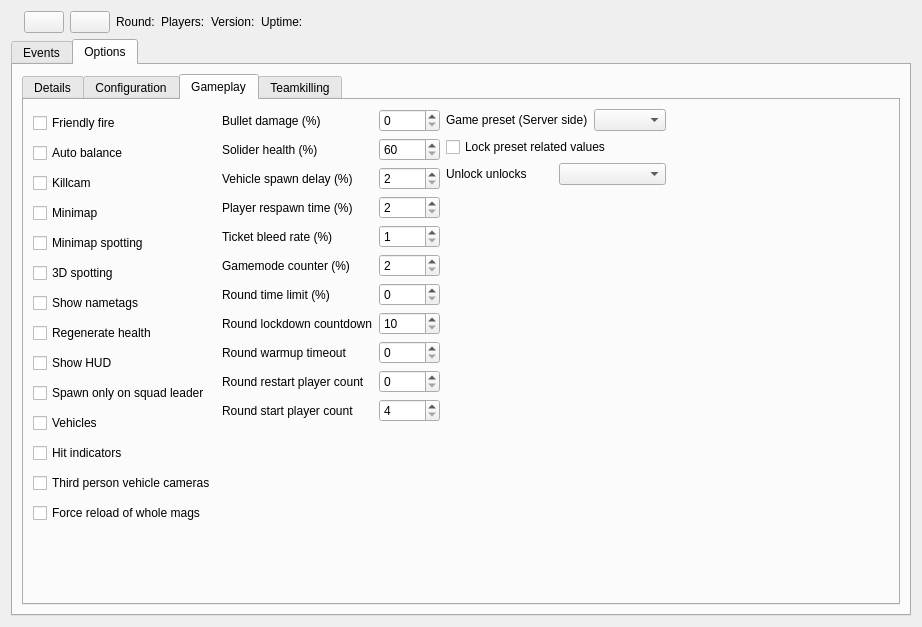
OpenRcon/OpenRcon, file client/bf4/BF4Widget.ui: the form before one commit.
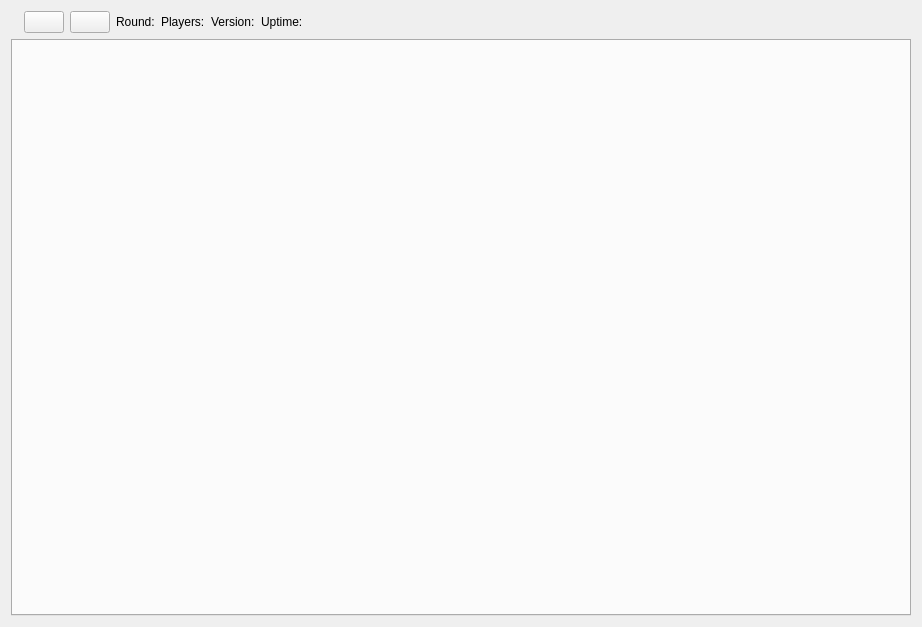
The form after the commit. The open tabs and pages were chosen to show the change. Icons and pictures are not drawn.

Patch:
```diff
--- a/client/bf4/BF4Widget.ui
+++ b/client/bf4/BF4Widget.ui
@@ -108,800 +108,6 @@
      <property name="documentMode">
       <bool>false</bool>
      </property>
-     <widget class="QWidget" name="tab_ev">
-      <attribute name="title">
-       <string>Events</string>
-      </attribute>
-      <layout class="QGridLayout" name="gridLayout_4">
-       <item row="0" column="0">
-        <widget class="QTableWidget" name="tableWidget_ev_events">
-         <property name="editTriggers">
-          <set>QAbstractItemView::NoEditTriggers</set>
-         </property>
-         <property name="selectionMode">
-          <enum>QAbstractItemView::SingleSelection</enum>
-         </property>
-         <property name="selectionBehavior">
-          <enum>QAbstractItemView::SelectRows</enum>
-         </property>
-         <attribute name="horizontalHeaderHighlightSections">
-          <bool>false</bool>
-         </attribute>
-         <attribute name="horizontalHeaderStretchLastSection">
-          <bool>true</bool>
-         </attribute>
-         <attribute name="verticalHeaderVisible">
-          <bool>false</bool>
-         </attribute>
-         <attribute name="verticalHeaderHighlightSections">
-          <bool>false</bool>
-         </attribute>
-         <column>
-          <property name="text">
-           <string>Time</string>
-          </property>
-         </column>
-         <column>
-          <property name="text">
-           <string>Event</string>
-          </property>
-         </column>
-         <column>
-          <property name="text">
-           <string>Message</string>
-          </property>
-         </column>
-        </widget>
-       </item>
-      </layout>
-     </widget>
-     <widget class="QWidget" name="tab_op">
-      <attribute name="icon">
-       <iconset>
-        <normaloff>:/icons/images/icons/options.png</normaloff>:/icons/images/icons/options.png</iconset>
-      </attribute>
-      <attribute name="title">
-       <string>Options</string>
-      </attribute>
-      <layout class="QGridLayout" name="gridLayout_8">
-       <item row="0" column="0">
-        <widget class="QTabWidget" name="tabWidget_op">
-         <property name="currentIndex">
-          <number>0</number>
-         </property>
-         <widget class="QWidget" name="tab_so_de">
-          <attribute name="title">
-           <string>Details</string>
-          </attribute>
-          <layout class="QGridLayout" name="gridLayout_9">
-           <item row="0" column="0">
-            <layout class="QFormLayout" name="formLayout_5">
-             <item row="0" column="0">
-              <widget class="QLabel" name="label_op_so_serverName">
-               <property name="text">
-                <string>Name</string>
-               </property>
-              </widget>
-             </item>
-             <item row="0" column="1">
-              <widget class="QLineEdit" name="lineEdit_op_so_serverName">
-               <property name="placeholderText">
-                <string>Enter a servername, this name is used in Battlelog.</string>
-               </property>
-              </widget>
-             </item>
-             <item row="1" column="0">
-              <widget class="QLabel" name="label_op_so_serverDescription">
-               <property name="text">
-                <string>Description</string>
-               </property>
-              </widget>
-             </item>
-             <item row="1" column="1">
-              <widget class="QTextEdit" name="textEdit_op_so_serverDescription">
-               <property name="placeholderText">
-                <string>Enter a server description, this description is displayed on the loading screen.</string>
-               </property>
-              </widget>
-             </item>
-             <item row="2" column="0">
-              <widget class="QLabel" name="label_op_so_serverMessage">
-               <property name="text">
-                <string>Message</string>
-               </property>
-              </widget>
-             </item>
-             <item row="2" column="1">
-              <widget class="QLineEdit" name="lineEdit_op_so_serverMessage">
-               <property name="placeholderText">
-                <string>Enther a massage here, this message is shown to player on join.</string>
-               </property>
-              </widget>
-             </item>
-            </layout>
-           </item>
-           <item row="0" column="1">
-            <spacer name="horizontalSpacer_2">
-             <property name="orientation">
-              <enum>Qt::Horizontal</enum>
-             </property>
-             <property name="sizeHint" stdset="0">
-              <size>
-               <width>422</width>
-               <height>168</height>
-              </size>
-             </property>
-            </spacer>
-           </item>
-           <item row="1" column="0">
-            <spacer name="verticalSpacer_3">
-             <property name="orientation">
-              <enum>Qt::Vertical</enum>
-             </property>
-             <property name="sizeHint" stdset="0">
-              <size>
-               <width>208</width>
-               <height>164</height>
-              </size>
-             </property>
-            </spacer>
-           </item>
-          </layout>
-         </widget>
-         <widget class="QWidget" name="tab_so_co">
-          <attribute name="title">
-           <string>Configuration</string>
-          </attribute>
-          <layout class="QGridLayout" name="gridLayout_13">
-           <item row="1" column="0">
-            <layout class="QFormLayout" name="formLayout_7">
-             <item row="0" column="0">
-              <widget class="QLabel" name="label_so_co_gamePassword">
-               <property name="text">
-                <string>Game password</string>
-               </property>
-              </widget>
-             </item>
-             <item row="0" column="1">
-              <widget class="QLineEdit" name="lineEdit_so_co_gamePassword">
-               <property name="echoMode">
-                <enum>QLineEdit::Password</enum>
-               </property>
-              </widget>
-             </item>
-             <item row="1" column="0">
-              <widget class="QLabel" name="label_so_co_adminPassword">
-               <property name="text">
-                <string>Admin password</string>
-               </property>
-              </widget>
-             </item>
-             <item row="1" column="1">
-              <widget class="QLineEdit" name="lineEdit_so_co_adminPassword">
-               <property name="echoMode">
-                <enum>QLineEdit::Password</enum>
-               </property>
-              </widget>
-             </item>
-            </layout>
-           </item>
-           <item row="1" column="1">
-            <spacer name="verticalSpacer_12">
-             <property name="orientation">
-              <enum>Qt::Vertical</enum>
-             </property>
-             <property name="sizeHint" stdset="0">
-              <size>
-               <width>20</width>
-               <height>98</height>
-              </size>
-             </property>
-            </spacer>
-           </item>
-           <item row="2" column="0">
-            <spacer name="verticalSpacer_6">
-             <property name="orientation">
-              <enum>Qt::Vertical</enum>
-             </property>
-             <property name="sizeHint" stdset="0">
-              <size>
-               <width>20</width>
-               <height>198</height>
-              </size>
-             </property>
-            </spacer>
-           </item>
-           <item row="0" column="0">
-            <layout class="QFormLayout" name="formLayout_4">
-             <item row="0" column="0">
-              <widget class="QLabel" name="label_so_co_serverTypeText">
-               <property name="text">
-                <string>Servertype</string>
-               </property>
-              </widget>
-             </item>
-             <item row="0" column="1">
-              <widget class="QLabel" name="label_so_co_serverType">
-               <property name="text">
-                <string/>
-               </property>
-              </widget>
-             </item>
-             <item row="1" column="0">
-              <widget class="QCheckBox" name="checkBox_so_co_punkBuster">
-               <property name="text">
-                <string>PunkBuster</string>
-               </property>
-              </widget>
-             </item>
-             <item row="1" column="1">
-              <widget class="QCheckBox" name="checkBox_so_co_fairFight">
-               <property name="text">
-                <string>FairFight</string>
-               </property>
-              </widget>
-             </item>
-             <item row="3" column="0">
-              <layout class="QHBoxLayout" name="horizontalLayout_4">
-               <item>
-                <widget class="QLabel" name="label_so_co_maxSpectators">
-                 <property name="text">
-                  <string>Spectator limit</string>
-                 </property>
-                </widget>
-               </item>
-               <item>
-                <widget class="QSpinBox" name="spinBox_so_co_maxSpectators"/>
-               </item>
-              </layout>
-             </item>
-             <item row="3" column="1">
-              <widget class="QCheckBox" name="checkBox_so_co_alwaysAllowSpectators">
-               <property name="text">
-                <string>Public spectators</string>
-               </property>
-              </widget>
-             </item>
-             <item row="2" column="0">
-              <layout class="QHBoxLayout" name="horizontalLayout">
-               <item>
-                <widget class="QLabel" name="label_so_co_maxPlayers">
-                 <property name="text">
-                  <string>Player limit</string>
-                 </property>
-                </widget>
-               </item>
-               <item>
-                <widget class="QSpinBox" name="spinBox_so_co_maxPlayers"/>
-               </item>
-              </layout>
-             </item>
-            </layout>
-           </item>
-           <item row="0" column="1">
-            <layout class="QFormLayout" name="formLayout_6">
-             <item row="0" column="0">
-              <widget class="QCheckBox" name="checkBox_so_co_idleTimeout">
-               <property name="text">
-                <string>Disable idle kick</string>
-               </property>
-              </widget>
-             </item>
-             <item row="0" column="1">
-              <widget class="QSpinBox" name="spinBox_so_co_idleTimeout">
-               <property name="minimum">
-                <number>0</number>
-               </property>
-               <property name="maximum">
-                <number>86400</number>
-               </property>
-              </widget>
-             </item>
-             <item row="2" column="0" colspan="2">
-              <widget class="QCheckBox" name="checkBox_so_co_aggressiveJoin">
-               <property name="text">
-                <string>Aggresive join</string>
-               </property>
-              </widget>
-             </item>
-             <item row="3" column="0" colspan="2">
-              <widget class="QCheckBox" name="checkBox_so_co_commander">
-               <property name="text">
-                <string>Commander</string>
-               </property>
-              </widget>
-             </item>
-             <item row="1" column="0">
-              <widget class="QCheckBox" name="checkBox_so_co_idleBanRounds">
-               <property name="text">
-                <string>Disable idle ban</string>
-               </property>
-              </widget>
-             </item>
-             <item row="1" column="1">
-              <widget class="QSpinBox" name="spinBox_so_co_idleBanRounds"/>
-             </item>
-            </layout>
-           </item>
-           <item row="0" column="2">
-            <spacer name="horizontalSpacer_6">
-             <property name="orientation">
-              <enum>Qt::Horizontal</enum>
-             </property>
-             <property name="sizeHint" stdset="0">
-              <size>
-               <width>438</width>
-               <height>20</height>
-              </size>
-             </property>
-            </spacer>
-           </item>
-          </layout>
-         </widget>
-         <widget class="QWidget" name="tab_so_gp">
-          <attribute name="title">
-           <string>Gameplay</string>
-          </attribute>
-          <layout class="QGridLayout" name="gridLayout_17">
-           <item row="0" column="1" rowspan="3">
-            <layout class="QFormLayout" name="formLayout_11">
-             <item row="3" column="0">
-              <widget class="QLabel" name="label_so_gp_playerRespawnTime">
-               <property name="text">
-                <string>Player respawn time (%)</string>
-               </property>
-              </widget>
-             </item>
-             <item row="4" column="0">
-              <widget class="QLabel" name="label_so_gp_ticketBleedRate">
-               <property name="text">
-                <string>Ticket bleed rate (%)</string>
-               </property>
-              </widget>
-             </item>
-             <item row="5" column="0">
-              <widget class="QLabel" name="label_so_gp_gameModeCounter">
-               <property name="text">
-                <string>Gamemode counter (%)</string>
-               </property>
-              </widget>
-             </item>
-             <item row="6" column="0">
-              <widget class="QLabel" name="label_so_gp_roundTimeLimit">
-               <property name="text">
-                <string>Round time limit (%)</string>
-               </property>
-              </widget>
-             </item>
-             <item row="7" column="0">
-              <widget class="QLabel" name="label_so_gp_roundLockdownCountdown">
-               <property name="text">
-                <string>Round lockdown countdown</string>
-               </property>
-              </widget>
-             </item>
-             <item row="8" column="0">
-              <widget class="QLabel" name="label_so_gp_roundWarmupTimeout">
-               <property name="text">
-                <string>Round warmup timeout</string>
-               </property>
-              </widget>
-             </item>
-             <item row="9" column="0">
-              <widget class="QLabel" name="label_so_gp_roundRestartPlayerCount">
-               <property name="text">
-                <string>Round restart player count</string>
-               </property>
-              </widget>
-             </item>
-             <item row="10" column="0">
-              <widget class="QLabel" name="label_so_gp_roundStartPlayerCount">
-               <property name="text">
-                <string>Round start player count</string>
-               </property>
-              </widget>
-             </item>
-             <item row="3" column="1">
-              <widget class="QSpinBox" name="spinBox_so_gp_playerRespawnTime">
-               <property name="minimum">
-                <number>2</number>
-               </property>
-               <property name="maximum">
-                <number>10000</number>
-               </property>
-              </widget>
-             </item>
-             <item row="4" column="1">
-              <widget class="QSpinBox" name="spinBox_so_gp_ticketBleedRate">
-               <property name="minimum">
-                <number>1</number>
-               </property>
-               <property name="maximum">
-                <number>300</number>
-               </property>
-              </widget>
-             </item>
-             <item row="5" column="1">
-              <widget class="QSpinBox" name="spinBox_so_gp_gameModeCounter">
-               <property name="minimum">
-                <number>2</number>
-               </property>
-               <property name="maximum">
-                <number>10000</number>
-               </property>
-              </widget>
-             </item>
-             <item row="6" column="1">
-              <widget class="QSpinBox" name="spinBox_so_gp_roundTimeLimit">
-               <property name="maximum">
-                <number>1000</number>
-               </property>
-              </widget>
-             </item>
-             <item row="7" column="1">
-              <widget class="QSpinBox" name="spinBox_so_gp_roundLockdownCountdown">
-               <property name="minimum">
-                <number>10</number>
-               </property>
-               <property name="maximum">
-                <number>30</number>
-               </property>
-              </widget>
-             </item>
-             <item row="8" column="1">
-              <widget class="QSpinBox" name="spinBox_so_gp_roundWarmupTimeout">
-               <property name="maximum">
-                <number>3600</number>
-               </property>
-              </widget>
-             </item>
-             <item row="9" column="1">
-              <widget class="QSpinBox" name="spinBox_so_gp_roundRestartPlayerCount">
-               <property name="maximum">
-                <number>64</number>
-               </property>
-              </widget>
-             </item>
-             <item row="10" column="1">
-              <widget class="QSpinBox" name="spinBox_so_gp_roundStartPlayerCount">
-               <property name="minimum">
-                <number>4</number>
-               </property>
-               <property name="maximum">
-                <number>64</number>
-               </property>
-              </widget>
-             </item>
-             <item row="2" column="1">
-              <widget class="QSpinBox" name="spinBox_so_gp_vehicleSpawnDelay">
-               <property name="minimum">
-                <number>2</number>
-               </property>
-               <property name="maximum">
-                <number>10000</number>
-               </property>
-              </widget>
-             </item>
-             <item row="2" column="0">
-              <widget class="QLabel" name="label_so_gp_vehicleSpawnDelay">
-               <property name="text">
-                <string>Vehicle spawn delay (%)</string>
-               </property>
-              </widget>
-             </item>
-             <item row="1" column="1">
-              <widget class="QSpinBox" name="spinBox_so_gp_soldierHealth">
-               <property name="minimum">
-                <number>60</number>
-               </property>
-               <property name="maximum">
-                <number>125</number>
-               </property>
-              </widget>
-             </item>
-             <item row="1" column="0">
-              <widget class="QLabel" name="label_so_gp_soldierHealth">
-               <property name="text">
-                <string>Solider health (%)</string>
-               </property>
-              </widget>
-             </item>
-             <item row="0" column="1">
-              <widget class="QSpinBox" name="spinBox_so_gp_bulletDamage">
-               <property name="maximum">
-                <number>100</number>
-               </property>
-              </widget>
-             </item>
-             <item row="0" column="0">
-              <widget class="QLabel" name="label_so_gp_bulletDamage">
-               <property name="text">
-                <string>Bullet damage (%)</string>
-               </property>
-              </widget>
-             </item>
-            </layout>
-           </item>
-           <item row="0" column="2">
-            <layout class="QFormLayout" name="formLayout_10">
-             <item row="0" column="0">
-              <widget class="QLabel" name="label_so_gp_preset">
-               <property name="text">
-                <string>Game preset (Server side)</string>
-               </property>
-              </widget>
-             </item>
-             <item row="0" column="1">
-              <widget class="QComboBox" name="comboBox_so_gp_preset"/>
-             </item>
-             <item row="1" column="0" colspan="2">
-              <widget class="QCheckBox" name="checkBox_so_gp_presetLockPresetSetting">
-               <property name="text">
-                <string>Lock preset related values</string>
-               </property>
-              </widget>
-             </item>
-            </layout>
-           </item>
-           <item row="0" column="3">
-            <spacer name="horizontalSpacer_9">
-             <property name="orientation">
-              <enum>Qt::Horizontal</enum>
-             </property>
-             <property name="sizeHint" stdset="0">
-              <size>
-               <width>289</width>
-               <height>20</height>
-              </size>
-             </property>
-            </spacer>
-           </item>
-           <item row="1" column="2">
-            <layout class="QHBoxLayout" name="horizontalLayout_10">
-             <item>
-              <widget class="QLabel" name="label_so_gp_unlockMode">
-               <property name="text">
-                <string>Unlock unlocks</string>
-               </property>
-              </widget>
-             </item>
-             <item>
-              <widget class="QComboBox" name="comboBox_so_gp_unlockMode"/>
-             </item>
-            </layout>
-           </item>
-           <item row="3" column="1">
-            <spacer name="verticalSpacer_10">
-             <property name="orientation">
-              <enum>Qt::Vertical</enum>
-             </property>
-             <property name="sizeHint" stdset="0">
-              <size>
-               <width>20</width>
-               <height>113</height>
-              </size>
-             </property>
-            </spacer>
-           </item>
-           <item row="2" column="2">
-            <spacer name="verticalSpacer_11">
-             <property name="orientation">
-              <enum>Qt::Vertical</enum>
-             </property>
-             <property name="sizeHint" stdset="0">
-              <size>
-               <width>20</width>
-               <height>200</height>
-              </size>
-             </property>
-            </spacer>
-           </item>
-           <item row="4" column="0">
-            <spacer name="verticalSpacer_9">
-             <property name="orientation">
-              <enum>Qt::Vertical</enum>
-             </property>
-             <property name="sizeHint" stdset="0">
-              <size>
-               <width>20</width>
-               <height>11</height>
-              </size>
-             </property>
-            </spacer>
-           </item>
-           <item row="0" column="0" rowspan="4">
-            <layout class="QVBoxLayout" name="verticalLayout_2">
-             <item>
-              <widget class="QCheckBox" name="checkBox_so_gp_friendlyFire">
-               <property name="text">
-                <string>Friendly fire</string>
-               </property>
-              </widget>
-             </item>
-             <item>
-              <widget class="QCheckBox" name="checkBox_so_gp_autoBalance">
-               <property name="text">
-                <string>Auto balance</string>
-               </property>
-              </widget>
-             </item>
-             <item>
-              <widget class="QCheckBox" name="checkBox_so_gp_killCam">
-               <property name="text">
-                <string>Killcam</string>
-               </property>
-              </widget>
-             </item>
-             <item>
-              <widget class="QCheckBox" name="checkBox_so_gp_miniMap">
-               <property name="text">
-                <string>Minimap</string>
-               </property>
-              </widget>
-             </item>
-             <item>
-              <widget class="QCheckBox" name="checkBox_so_gp_miniMapSpotting">
-               <property name="text">
-                <string>Minimap spotting</string>
-               </property>
-              </widget>
-             </item>
-             <item>
-              <widget class="QCheckBox" name="checkBox_so_gp_3dSpotting">
-               <property name="text">
-                <string>3D spotting</string>
-               </property>
-              </widget>
-             </item>
-             <item>
-              <widget class="QCheckBox" name="checkBox_so_gp_nameTag">
-               <property name="text">
-                <string>Show nametags</string>
-               </property>
-              </widget>
-             </item>
-             <item>
-              <widget class="QCheckBox" name="checkBox_so_gp_regenerateHealth">
-               <property name="text">
-                <string>Regenerate health</string>
-               </property>
-              </widget>
-             </item>
-             <item>
-              <widget class="QCheckBox" name="checkBox_so_gp_hud">
-               <property name="text">
-                <string>Show HUD</string>
-               </property>
-              </widget>
-             </item>
-             <item>
-              <widget class="QCheckBox" name="checkBox_so_gp_onlySquadLeaderSpawn">
-               <property name="text">
-                <string>Spawn only on squad leader</string>
-               </property>
-              </widget>
-             </item>
-             <item>
-              <widget class="QCheckBox" name="checkBox_so_gp_vehicleSpawnAllowed">
-               <property name="text">
-                <string>Vehicles</string>
-               </property>
-              </widget>
-             </item>
-             <item>
-              <widget class="QCheckBox" name="checkBox_so_gp_hitIndicatorsEnabled">
-               <property name="text">
-                <string>Hit indicators</string>
-               </property>
-              </widget>
-             </item>
-             <item>
-              <widget class="QCheckBox" name="checkBox_so_gp_thirdPersonVehicleCameras">
-               <property name="text">
-                <string>Third person vehicle cameras</string>
-               </property>
-              </widget>
-             </item>
-             <item>
-              <widget class="QCheckBox" name="checkBox_so_gp_forceReloadWholeMags">
-               <property name="text">
-                <string>Force reload of whole mags</string>
-               </property>
-              </widget>
-             </item>
-            </layout>
-           </item>
-          </layout>
-         </widget>
-         <widget class="QWidget" name="tab_so_tk">
-          <attribute name="title">
-           <string>Teamkilling</string>
-          </attribute>
-          <widget class="QWidget" name="formLayoutWidget">
-           <property name="geometry">
-            <rect>
-             <x>10</x>
-             <y>10</y>
-             <width>255</width>
-             <height>95</height>
-            </rect>
-           </property>
-           <layout class="QFormLayout" name="formLayout_8">
-            <property name="fieldGrowthPolicy">
-             <enum>QFormLayout::AllNonFixedFieldsGrow</enum>
-            </property>
-            <item row="0" column="1">
-             <widget class="QSpinBox" name="spinBox_so_tk_teamKillCountForKick"/>
-            </item>
-            <item row="0" column="0">
-             <widget class="QCheckBox" name="checkBox_so_tk_teamKillCountForKick">
-              <property name="text">
-               <string>No teamkill counter limit</string>
-              </property>
-             </widget>
-            </item>
-            <item row="1" column="1">
-             <widget class="QSpinBox" name="spinBox_so_tk_teamKillKickForBan"/>
-            </item>
-            <item row="1" column="0">
-             <widget class="QCheckBox" name="checkBox_so_tk_teamKillKickForBan">
-              <property name="text">
-               <string>No teamkill ban limit</string>
-              </property>
-             </widget>
-            </item>
-            <item row="2" column="0">
-             <widget class="QCheckBox" name="checkBox_so_tk_teamKillValueForKick">
-              <property name="text">
-               <string>No teamkill value limit</string>
-              </property>
-             </widget>
-            </item>
-            <item row="2" column="1">
-             <widget class="QSpinBox" name="spinBox_so_tk_teamKillValueForKick"/>
-            </item>
-           </layout>
-          </widget>
-          <widget class="QWidget" name="formLayoutWidget_2">
-           <property name="geometry">
-            <rect>
-             <x>10</x>
-             <y>100</y>
-             <width>310</width>
-             <height>62</height>
-            </rect>
-           </property>
-           <layout class="QFormLayout" name="formLayout_9">
-            <property name="fieldGrowthPolicy">
-             <enum>QFormLayout::AllNonFixedFieldsGrow</enum>
-            </property>
-            <item row="0" column="0">
-             <widget class="QLabel" name="label_so_tk_teamKillValueIncrease">
-              <property name="text">
-               <string>Value per teamkill</string>
-              </property>
-             </widget>
-            </item>
-            <item row="1" column="0">
-             <widget class="QLabel" name="label_so_tk_teamKillValueDecreasePerSecond">
-              <property name="text">
-               <string>Teamkill value cooldown (per second)</string>
-              </property>
-             </widget>
-            </item>
-            <item row="1" column="1">
-             <widget class="QSpinBox" name="spinBox_so_tk_teamKillValueDecreasePerSecond"/>
-            </item>
-            <item row="0" column="1">
-             <widget class="QSpinBox" name="spinBox_so_tk_teamKillValueIncrease"/>
-            </item>
-           </layout>
-          </widget>
-         </widget>
-        </widget>
-       </item>
-      </layout>
-     </widget>
     </widget>
    </item>
   </layout>
```
Left out of the diff: 2 changed lines with no effect on the pictures.
